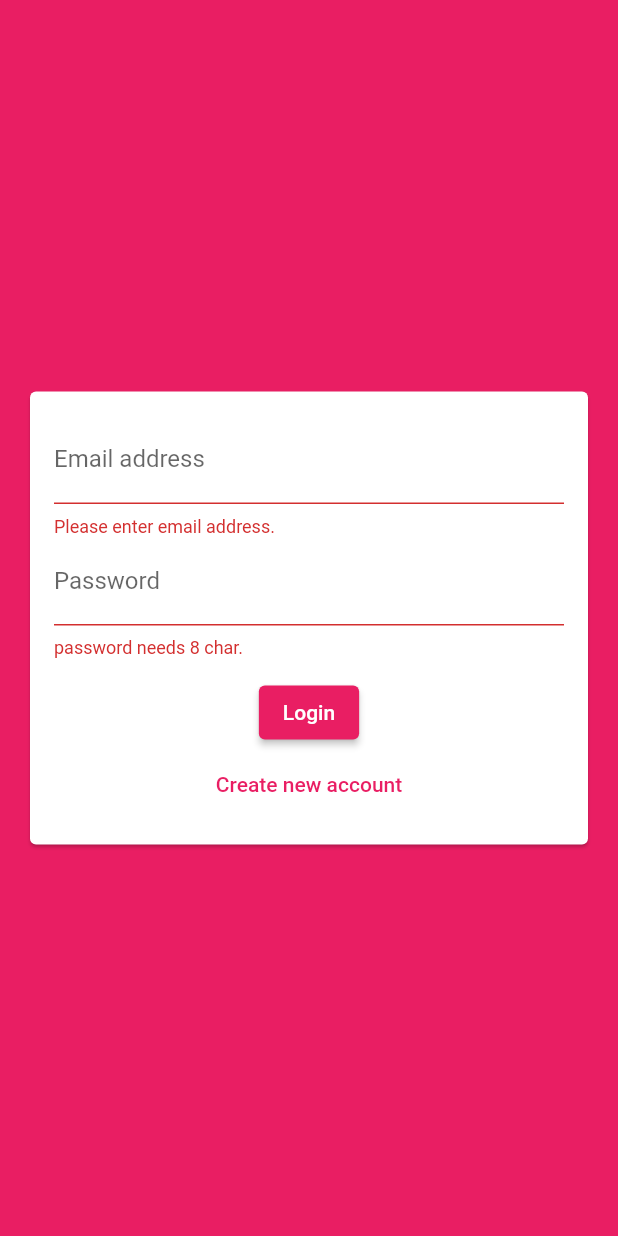
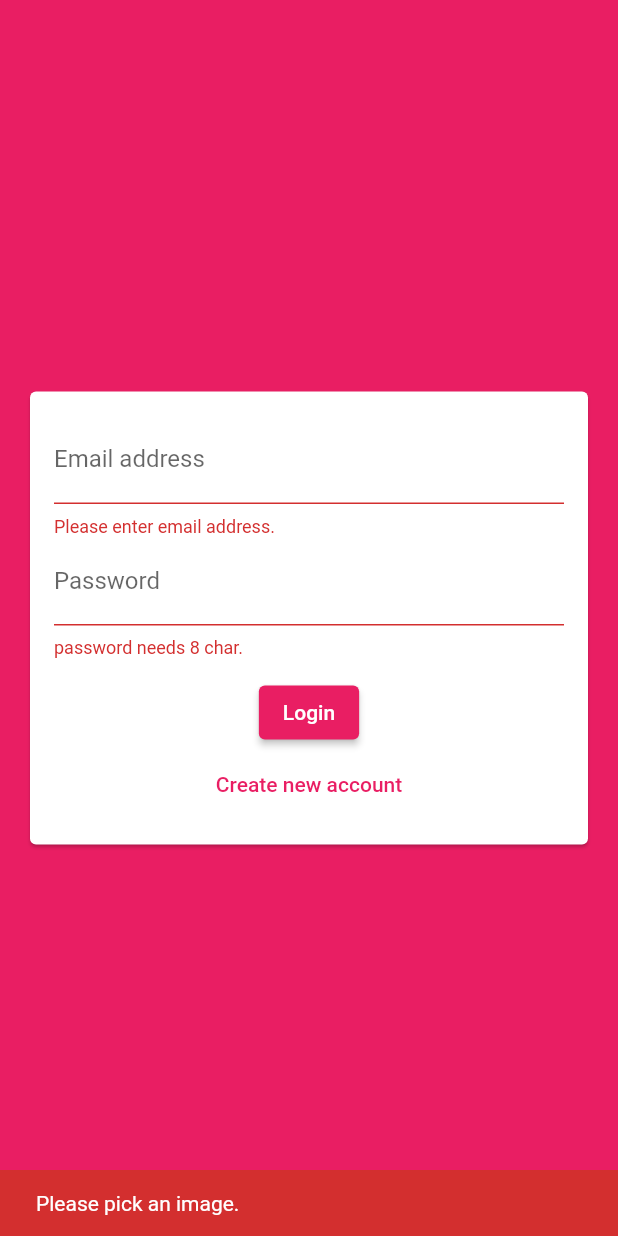
Before and after one commit to sinjikoro/chat-app, a Flutter app: the screen it shows after launch, after a tap on "Login", on a phone screen of 412 x 824 dp. Run offline on Flutter 3.47's test engine with Material 2 defaults, Android fonts, the phone set to English and light mode, and no system bars; our stand-ins replace cloud_firestore, firebase_auth, firebase_core, image_picker; accounts and stored records are empty.

Commit message:
340. Preparing File Upload & Validating Images

```diff
--- a/lib/widgets/auth/auth_form.dart
+++ b/lib/widgets/auth/auth_form.dart
@@ -1,5 +1,6 @@
 import 'package:chat_app/widgets/pickers/user_image_picker.dart';
 import 'package:flutter/material.dart';
+import 'package:image_picker/image_picker.dart';
 
 class AuthForm extends StatefulWidget {
   const AuthForm({super.key, required this.submitFn, required this.isLoading});
@@ -19,23 +20,38 @@ class AuthForm extends StatefulWidget {
 
 class _AuthFormState extends State<AuthForm> {
   final formKey = GlobalKey<FormState>();
-  var isLogin = true;
-  var userName = '';
-  var userAddress = '';
-  var userPassword = '';
+  var _isLogin = true;
+  var _userName = '';
+  var _userAddress = '';
+  var _userPassword = '';
+  XFile? _userImageFile;
+
+  void _pickedImage(XFile? image) {
+    _userImageFile = image;
+  }
 
   void trySubmit() {
     final isValid = formKey.currentState?.validate() ?? false;
     FocusScope.of(context).unfocus();
 
+    if (_userImageFile == null) {
+      ScaffoldMessenger.of(context).showSnackBar(
+        SnackBar(
+          content: const Text('Please pick an image.'),
+          backgroundColor: Theme.of(context).colorScheme.error,
+        ),
+      );
+      return;
+    }
+
     if (isValid) {
       formKey.currentState!.save();
 
       widget.submitFn(
-        userName: userName.trim(),
-        emailAddress: userAddress.trim(),
-        password: userPassword.trim(),
-        isLogin: isLogin,
+        userName: _userName.trim(),
+        emailAddress: _userAddress.trim(),
+        password: _userPassword.trim(),
+        isLogin: _isLogin,
       );
     }
   }
@@ -53,7 +69,10 @@ class _AuthFormState extends State<AuthForm> {
             child: Column(
               mainAxisSize: MainAxisSize.min,
               children: [
-                if (!isLogin) const UserImagePicker(),
+                if (!_isLogin)
+                  UserImagePicker(
+                    ImagePickFn: _pickedImage,
+                  ),
                 TextFormField(
                   key: const ValueKey('email'),
                   keyboardType: TextInputType.emailAddress,
@@ -65,10 +84,10 @@ class _AuthFormState extends State<AuthForm> {
                     return null;
                   },
                   onSaved: (newValue) {
-                    userAddress = newValue ?? '';
+                    _userAddress = newValue ?? '';
                   },
                 ),
-                if (!isLogin)
+                if (!_isLogin)
                   TextFormField(
                     key: const ValueKey('userName'),
                     decoration: const InputDecoration(labelText: 'UserName'),
@@ -79,7 +98,7 @@ class _AuthFormState extends State<AuthForm> {
                       return null;
                     },
                     onSaved: (newValue) {
-                      userName = newValue ?? '';
+                      _userName = newValue ?? '';
                     },
                   ),
                 TextFormField(
@@ -93,7 +112,7 @@ class _AuthFormState extends State<AuthForm> {
                     return null;
                   },
                   onSaved: (newValue) {
-                    userPassword = newValue ?? '';
+                    _userPassword = newValue ?? '';
                   },
                 ),
                 const SizedBox(
@@ -103,15 +122,16 @@ class _AuthFormState extends State<AuthForm> {
                 if (!widget.isLoading)
                   ElevatedButton(
                     onPressed: trySubmit,
-                    child: Text(isLogin ? 'Login' : 'Sign up'),
+                    child: Text(_isLogin ? 'Login' : 'Sign up'),
                   ),
                 if (!widget.isLoading)
                   TextButton(
                     onPressed: () => setState(() {
-                      isLogin = !isLogin;
+                      _isLogin = !_isLogin;
                     }),
-                    child: Text(
-                        isLogin ? 'Create new account' : 'Already get account'),
+                    child: Text(_isLogin
+                        ? 'Create new account'
+                        : 'Already get account'),
                   ),
               ],
             ),
--- a/lib/widgets/pickers/user_image_picker.dart
+++ b/lib/widgets/pickers/user_image_picker.dart
@@ -4,7 +4,9 @@ import 'package:flutter/material.dart';
 import 'package:image_picker/image_picker.dart';
 
 class UserImagePicker extends StatefulWidget {
-  const UserImagePicker({super.key});
+  const UserImagePicker({super.key, required this.ImagePickFn});
+
+  final void Function(XFile? pickedImage) ImagePickFn;
 
   @override
   State<UserImagePicker> createState() => _UserImagePickerState();
@@ -19,6 +21,7 @@ class _UserImagePickerState extends State<UserImagePicker> {
     setState(() {
       imageFile = pickedImage;
     });
+    widget.ImagePickFn(pickedImage);
   }
 
   @override
--- a/pubspec.yaml
+++ b/pubspec.yaml
@@ -40,6 +40,7 @@ dependencies:
   firebase_core: ^2.7.0
   firebase_auth: ^4.2.9
   image_picker: ^0.8.6+4
+  firebase_storage: ^11.0.15
 
 dev_dependencies:
   flutter_test:
```
Also changed, not shown: pubspec.lock.
